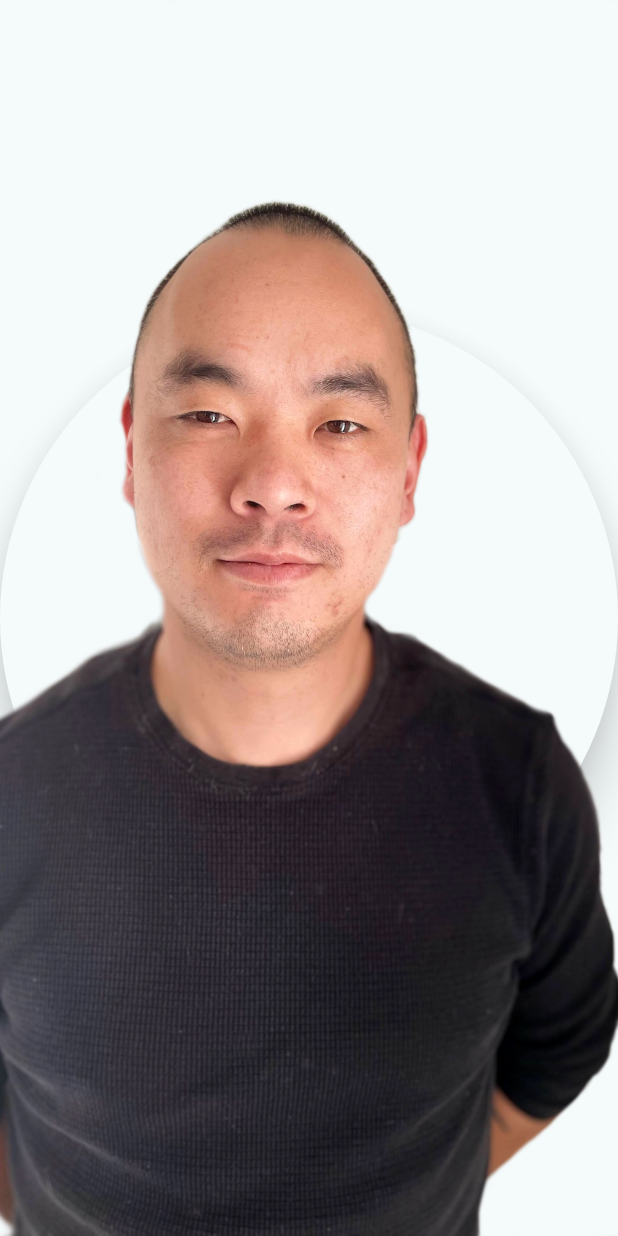
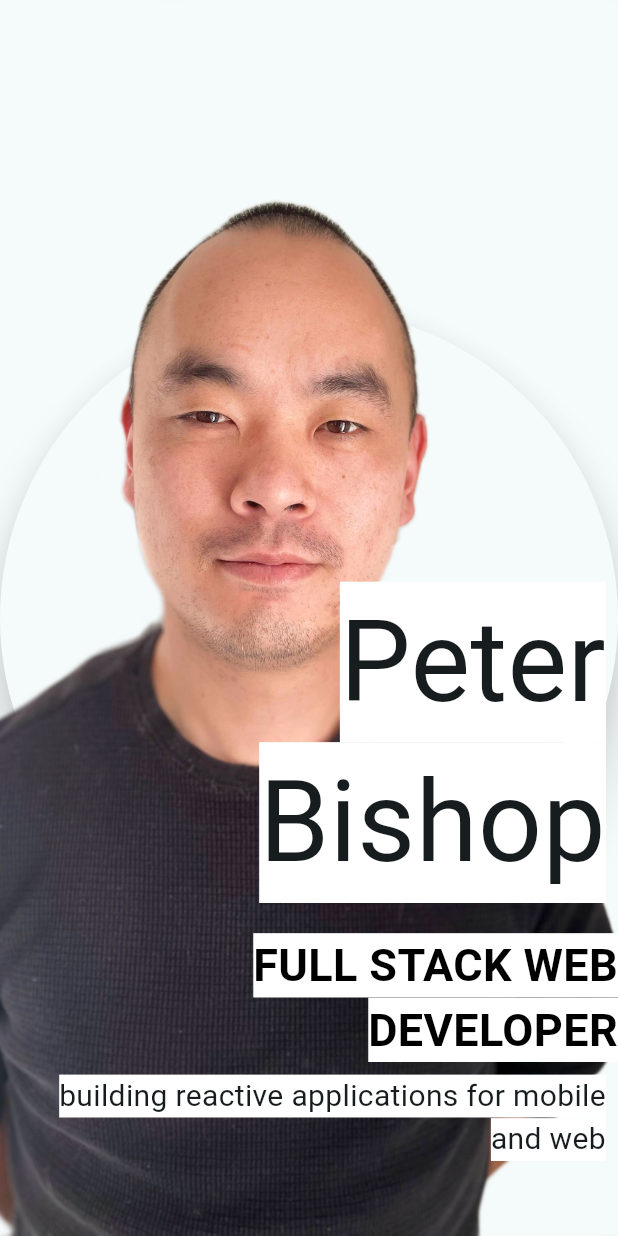
Before and after one commit to Pierre81385/animated-potato, a Flutter app: the screen it shows after launch, on a phone screen of 412 x 824 dp. Run offline on Flutter 3.47's test engine with Material 2 defaults, Android fonts, the light colour scheme and no system bars; our stand-ins replace google_fonts.

Commit message:
finalized hero splash layout

```diff
--- a/lib/header.dart
+++ b/lib/header.dart
@@ -1,4 +1,5 @@
 import 'package:flutter/material.dart';
+import 'package:google_fonts/google_fonts.dart';
 
 class HeaderComponent extends StatefulWidget {
   const HeaderComponent(
@@ -48,6 +49,48 @@ class _HeaderComponentState extends State<HeaderComponent> {
                       image: AssetImage("lib/assets/me.png"),
                       fit: hero ? BoxFit.fitHeight : BoxFit.fitWidth),
                 ),
+                child: Column(
+                  mainAxisAlignment: MainAxisAlignment.end,
+                  children: [
+                    Padding(
+                      padding: const EdgeInsets.fromLTRB(8, 8, 8, 20),
+                      child: SizedBox(
+                        width: double.infinity,
+                        child: Text(
+                          "Peter Bishop",
+                          textAlign: TextAlign.right,
+                          style: GoogleFonts.shadowsIntoLight(
+                              fontSize: 75, backgroundColor: Colors.white),
+                        ),
+                      ),
+                    ),
+                    SizedBox(
+                      width: double.infinity,
+                      child: Text(
+                        "Full Stack Web Developer".toUpperCase(),
+                        textAlign: TextAlign.right,
+                        style: TextStyle(
+                          backgroundColor: Colors.white,
+                          color: Colors.black,
+                          fontSize: 30,
+                          fontWeight: FontWeight.bold,
+                        ),
+                      ),
+                    ),
+                    Padding(
+                      padding: const EdgeInsets.fromLTRB(8, 8, 8, 50),
+                      child: SizedBox(
+                        width: double.infinity,
+                        child: Text(
+                          "building reactive applications for mobile and web",
+                          textAlign: TextAlign.right,
+                          style: GoogleFonts.gloriaHallelujah(
+                              fontSize: 20, backgroundColor: Colors.white),
+                        ),
+                      ),
+                    ),
+                  ],
+                ),
               ),
             ),
           )
@@ -65,6 +108,48 @@ class _HeaderComponentState extends State<HeaderComponent> {
                       image: AssetImage("lib/assets/me.png"),
                       fit: hero ? BoxFit.fitHeight : BoxFit.fitWidth),
                 ),
+                child: Column(
+                  mainAxisAlignment: MainAxisAlignment.end,
+                  children: [
+                    Padding(
+                      padding: const EdgeInsets.fromLTRB(8, 8, 8, 20),
+                      child: SizedBox(
+                        width: double.infinity,
+                        child: Text(
+                          "Peter Bishop",
+                          textAlign: TextAlign.right,
+                          style: GoogleFonts.shadowsIntoLight(
+                              fontSize: 100, backgroundColor: Colors.white),
+                        ),
+                      ),
+                    ),
+                    SizedBox(
+                      width: double.infinity,
+                      child: Text(
+                        "Full Stack Web Developer".toUpperCase(),
+                        textAlign: TextAlign.right,
+                        style: TextStyle(
+                          backgroundColor: Colors.white,
+                          color: Colors.black,
+                          fontSize: 40,
+                          fontWeight: FontWeight.bold,
+                        ),
+                      ),
+                    ),
+                    Padding(
+                      padding: const EdgeInsets.all(8.0),
+                      child: SizedBox(
+                        width: double.infinity,
+                        child: Text(
+                          "building reactive applications for mobile and web",
+                          textAlign: TextAlign.right,
+                          style: GoogleFonts.gloriaHallelujah(
+                              fontSize: 20, backgroundColor: Colors.white),
+                        ),
+                      ),
+                    ),
+                  ],
+                ),
               ),
             ),
           );
--- a/pubspec.yaml
+++ b/pubspec.yaml
@@ -34,6 +34,7 @@ dependencies:
   # The following adds the Cupertino Icons font to your application.
   # Use with the CupertinoIcons class for iOS style icons.
   cupertino_icons: ^1.0.2
+  google_fonts: ^5.1.0
 
 dev_dependencies:
   flutter_test:
```
Also changed, not shown: pubspec.lock, 7 other files.
